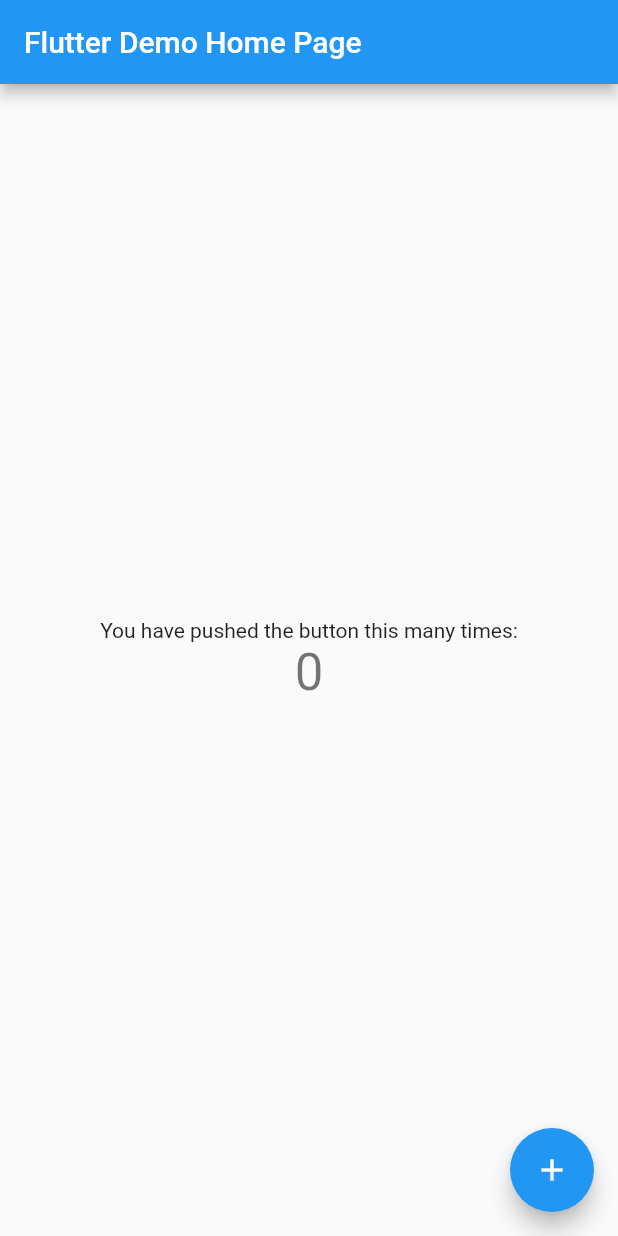
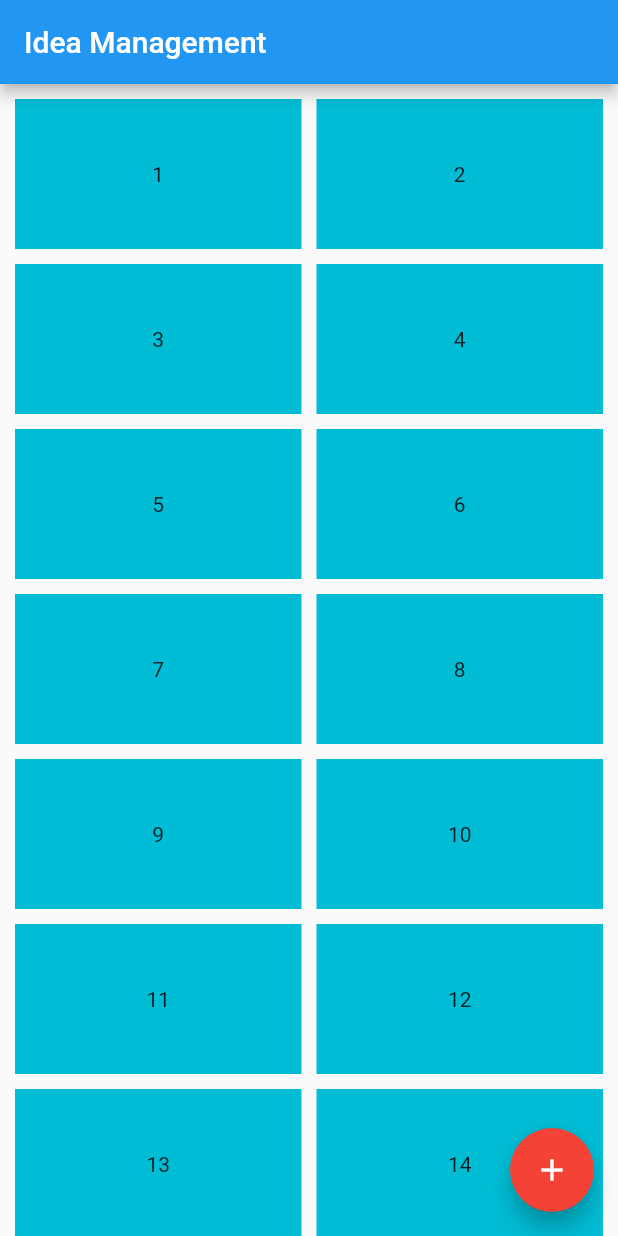
Before and after one commit to JuKu/flutter-idea-sorter, a Flutter app: the screen it shows after launch, on a phone screen of 412 x 824 dp. Run offline on Flutter 3.47's test engine with Material 2 defaults, Android fonts, the phone set to English and light mode, and no system bars; our stand-ins replace responsive_grid; missing offline and left inert: feature_flags; generated files the repository leaves out were written again.

Commit message:
Change pubspec.yaml, add dependency for responsive grid

```diff
--- a/lib/main.dart
+++ b/lib/main.dart
@@ -1,6 +1,7 @@
 import 'package:feature_flags/feature_flags.dart';
 import 'package:flutter/material.dart';
 import 'package:flutter_gen/gen_l10n/app_localizations.dart';
+import 'package:flutter_idea_sorter/presentation/home_page.dart';
 
 void main() {
   runApp(const MyApp());
@@ -42,7 +43,7 @@
         // is not restarted.
         primarySwatch: Colors.blue,
       ),
-      home: const MyHomePage(title: 'Flutter Demo Home Page'),
+      home: const HomePage(),
     );
   }
 }
--- /dev/null
+++ b/lib/presentation/home_page.dart
@@ -0,0 +1,66 @@
+import 'package:flutter/material.dart';
+import 'package:flutter_idea_sorter/generated/l10n.dart';
+import 'package:flutter_gen/gen_l10n/app_localizations.dart';
+import 'package:responsive_grid/responsive_grid.dart';
+
+class HomePage extends StatefulWidget {
+  const HomePage({Key? key}) : super(key: key);
+
+  @override
+  State<HomePage> createState() => _HomePageState();
+}
+
+class _HomePageState extends State<HomePage> {
+  @override
+  Widget build(BuildContext context) {
+    return Scaffold(
+      appBar: AppBar(
+        // Here we take the value from the MyHomePage object that was created by
+        // the App.build method, and use it to set our appbar title.
+        title: Text(AppLocalizations.of(context)!.app_title),
+      ),
+      body: ResponsiveGridList(
+          desiredItemWidth: 150,
+          minSpacing: 10,
+          children: [
+            1,
+            2,
+            3,
+            4,
+            5,
+            6,
+            7,
+            8,
+            9,
+            10,
+            11,
+            12,
+            13,
+            14,
+            15,
+            16,
+            17,
+            18,
+            19,
+            20
+          ].map((i) {
+            return Container(
+              height: 100,
+              alignment: const Alignment(0, 0),
+              color: Colors.cyan,
+              child: Text(i.toString()),
+            );
+          }).toList()
+      ),
+      floatingActionButton: FloatingActionButton(
+        onPressed: () => {},
+        backgroundColor: Colors.red,
+        tooltip: 'Add',
+        child: const Icon(
+          Icons.add,
+          // color: Colors.red,
+        ),
+      ),
+    );
+  }
+}
--- a/pubspec.yaml
+++ b/pubspec.yaml
@@ -39,6 +39,7 @@
   intl: ^0.17.0
   feature_flags: ^0.1.4
   intl_utils: ^2.6.1
+  responsive_grid: ^2.0.0
 
 dev_dependencies:
   flutter_test:
```
